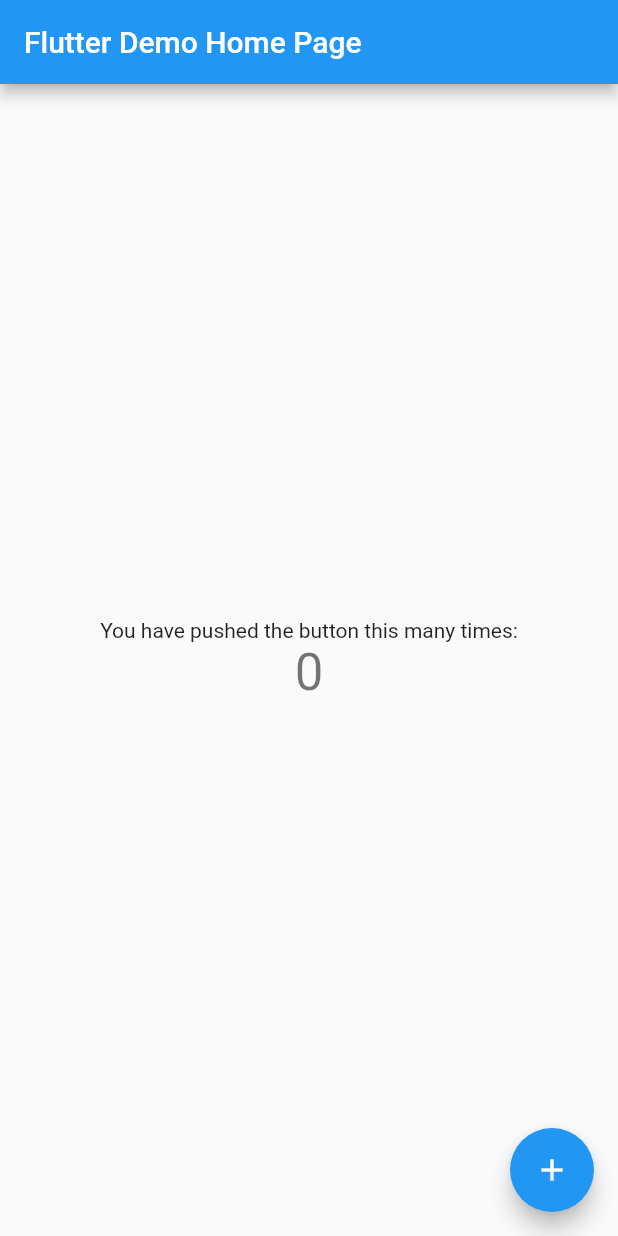
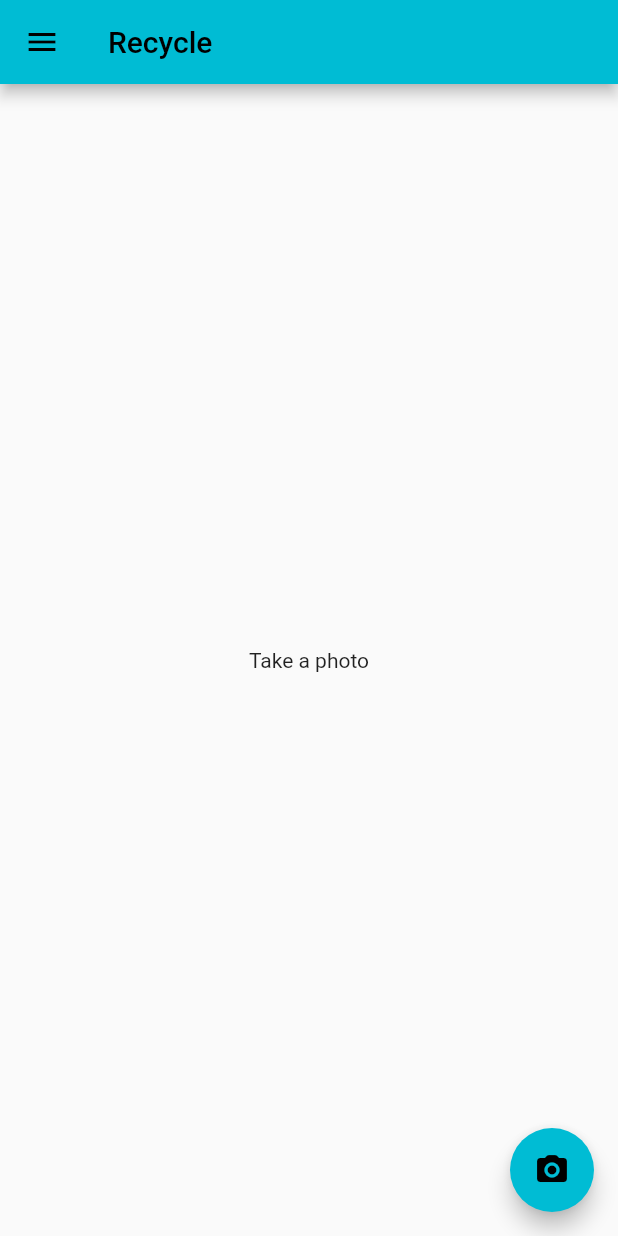
Before and after one commit to GDSC-CV/recyeco, a Flutter app: the screen it shows after launch, on a phone screen of 412 x 824 dp. Run offline on Flutter 3.47's test engine with Material 2 defaults, Android fonts, the phone set to English and light mode, and no system bars; our stand-ins replace camera, firebase_core; accounts and stored records are empty.

Commit message:
set version and UI

```diff
--- a/lib/main.dart
+++ b/lib/main.dart
@@ -1,45 +1,40 @@
+import 'dart:async';
+import 'dart:io';
+
 import 'package:flutter/material.dart';
+import 'package:camera/camera.dart';
 
-void main() {
+Future<void> main() async {
+// Ensure that plugin services are initialized so that `availableCameras()`
+// can be called before `runApp()`
+  WidgetsFlutterBinding.ensureInitialized();
+
+// Obtain a list of the available cameras on the device.
+  final cameras = await availableCameras();
+
+// Get a specific camera from the list of available cameras.
+  final firstCamera = cameras.first;
   runApp(const MyApp());
 }
 
 class MyApp extends StatelessWidget {
   const MyApp({super.key});
 
-  // This widget is the root of your application.
   @override
   Widget build(BuildContext context) {
     return MaterialApp(
-      title: 'Flutter Demo',
+      title: 'Recycle',
       theme: ThemeData(
-        // This is the theme of your application.
-        //
-        // Try running your application with "flutter run". You'll see the
-        // application has a blue toolbar. Then, without quitting the app, try
-        // changing the primarySwatch below to Colors.green and then invoke
-        // "hot reload" (press "r" in the console where you ran "flutter run",
-        // or simply save your changes to "hot reload" in a Flutter IDE).
-        // Notice that the counter didn't reset back to zero; the application
-        // is not restarted.
-        primarySwatch: Colors.blue,
+        primarySwatch: Colors.cyan,
       ),
-      home: const MyHomePage(title: 'Flutter Demo Home Page'),
+      home: const MyHomePage(title: 'Recycle'),
+      debugShowCheckedModeBanner: false,
     );
   }
 }
 
 class MyHomePage extends StatefulWidget {
   const MyHomePage({super.key, required this.title});
-
-  // This widget is the home page of your application. It is stateful, meaning
-  // that it has a State object (defined below) that contains fields that affect
-  // how it looks.
-
-  // This class is the configuration for the state. It holds the values (in this
-  // case the title) provided by the parent (in this case the App widget) and
-  // used by the build method of the State. Fields in a Widget subclass are
-  // always marked "final".
 
   final String title;
 
@@ -52,64 +47,51 @@
 
   void _incrementCounter() {
     setState(() {
-      // This call to setState tells the Flutter framework that something has
-      // changed in this State, which causes it to rerun the build method below
-      // so that the display can reflect the updated values. If we changed
-      // _counter without calling setState(), then the build method would not be
-      // called again, and so nothing would appear to happen.
       _counter++;
     });
   }
 
   @override
   Widget build(BuildContext context) {
-    // This method is rerun every time setState is called, for instance as done
-    // by the _incrementCounter method above.
-    //
-    // The Flutter framework has been optimized to make rerunning build methods
-    // fast, so that you can just rebuild anything that needs updating rather
-    // than having to individually change instances of widgets.
     return Scaffold(
       appBar: AppBar(
-        // Here we take the value from the MyHomePage object that was created by
-        // the App.build method, and use it to set our appbar title.
         title: Text(widget.title),
       ),
       body: Center(
-        // Center is a layout widget. It takes a single child and positions it
-        // in the middle of the parent.
         child: Column(
-          // Column is also a layout widget. It takes a list of children and
-          // arranges them vertically. By default, it sizes itself to fit its
-          // children horizontally, and tries to be as tall as its parent.
-          //
-          // Invoke "debug painting" (press "p" in the console, choose the
-          // "Toggle Debug Paint" action from the Flutter Inspector in Android
-          // Studio, or the "Toggle Debug Paint" command in Visual Studio Code)
-          // to see the wireframe for each widget.
-          //
-          // Column has various properties to control how it sizes itself and
-          // how it positions its children. Here we use mainAxisAlignment to
-          // center the children vertically; the main axis here is the vertical
-          // axis because Columns are vertical (the cross axis would be
-          // horizontal).
           mainAxisAlignment: MainAxisAlignment.center,
-          children: <Widget>[
-            const Text(
-              'You have pushed the button this many times:',
-            ),
+          children: const <Widget>[
             Text(
-              '$_counter',
-              style: Theme.of(context).textTheme.headline4,
+              'Take a photo',
             ),
           ],
         ),
       ),
       floatingActionButton: FloatingActionButton(
         onPressed: _incrementCounter,
-        tooltip: 'Increment',
-        child: const Icon(Icons.add),
-      ), // This trailing comma makes auto-formatting nicer for build methods.
+        tooltip: 'Take a photo',
+        child: const Icon(Icons.camera_alt_rounded),
+      ),
+      drawer: Drawer(
+        child: ListView(
+          children: [
+            const UserAccountsDrawerHeader(
+              accountName: Text('User Name'),
+              accountEmail: Text('mail@example.com'),
+              currentAccountPicture: CircleAvatar(
+                child: FlutterLogo(size: 42.0),
+              ),
+            ),
+            ListTile(
+              title: const Text('page1'),
+              leading: const Icon(Icons.favorite),
+              onTap: () {
+                Navigator.pop(context);
+              },
+            ),
+          ],
+        ),
+      ),
     );
   }
 }
```
Also changed, not shown: 1 other file.
